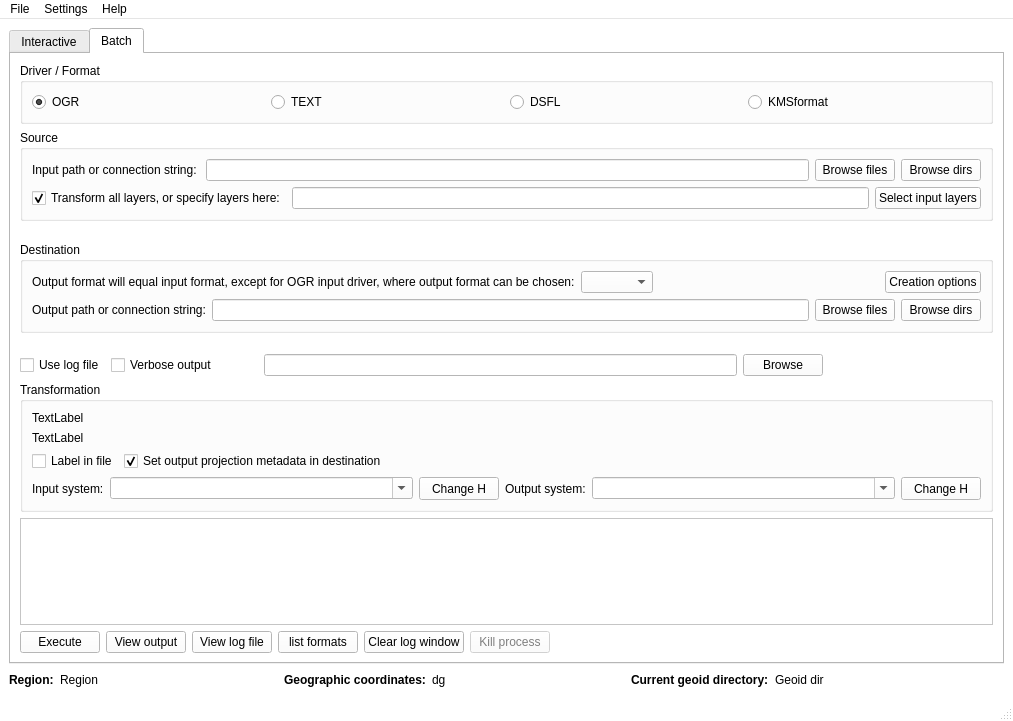
Before: the Qt Designer form UI/Trui.ui in MartinHvidberg/kmstrans_fra_SDFE_SEQ200131, drawn with Qt 5.
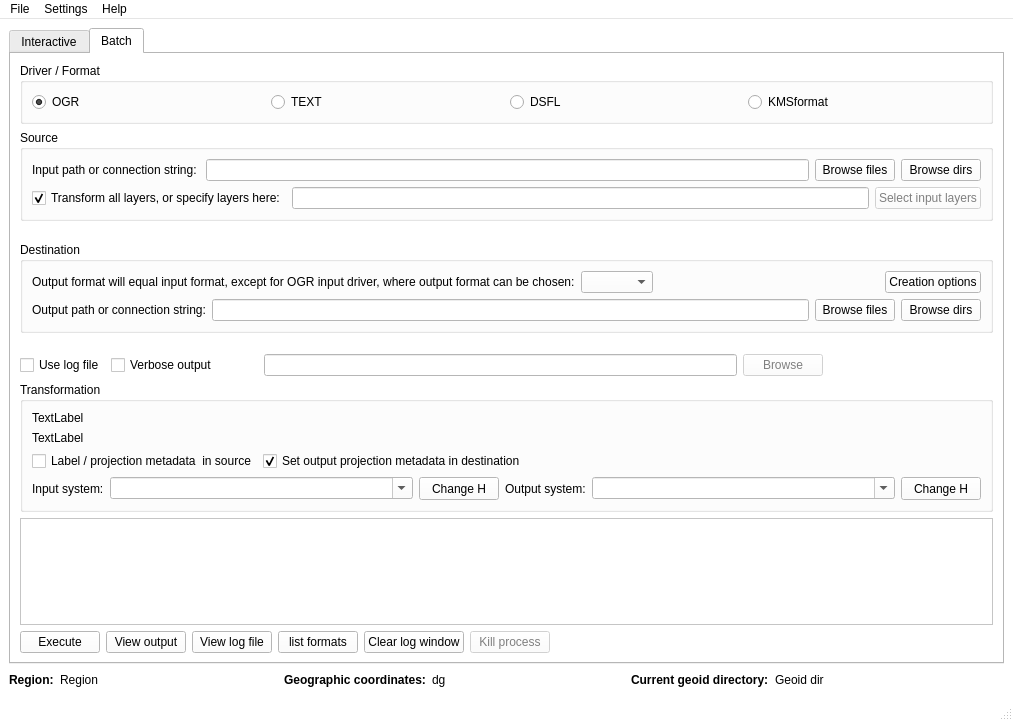
After: the same form once the commit is applied. Icons and pictures are not drawn.

The edit to the form file:
```diff
--- a/UI/Trui.ui
+++ b/UI/Trui.ui
@@ -1559,6 +1559,9 @@
              </item>
              <item>
               <widget class="QPushButton" name="bt_f2f_input_layers">
+               <property name="enabled">
+                <bool>false</bool>
+               </property>
                <property name="sizePolicy">
                 <sizepolicy hsizetype="Fixed" vsizetype="Fixed">
                  <horstretch>0</horstretch>
@@ -1766,6 +1769,9 @@
           </item>
           <item>
            <widget class="QPushButton" name="bt_f2f_browse_log">
+            <property name="enabled">
+             <bool>false</bool>
+            </property>
             <property name="text">
              <string>Browse</string>
             </property>
@@ -1826,7 +1832,7 @@
                 <string>Use this option if projection metadata is extractable from the input datasource.</string>
                </property>
                <property name="text">
-                <string>Label in file</string>
+                <string>Label / projection metadata  in source</string>
                </property>
               </widget>
              </item>
```
Left out of the diff: 208 changed lines with no effect on the pictures.
